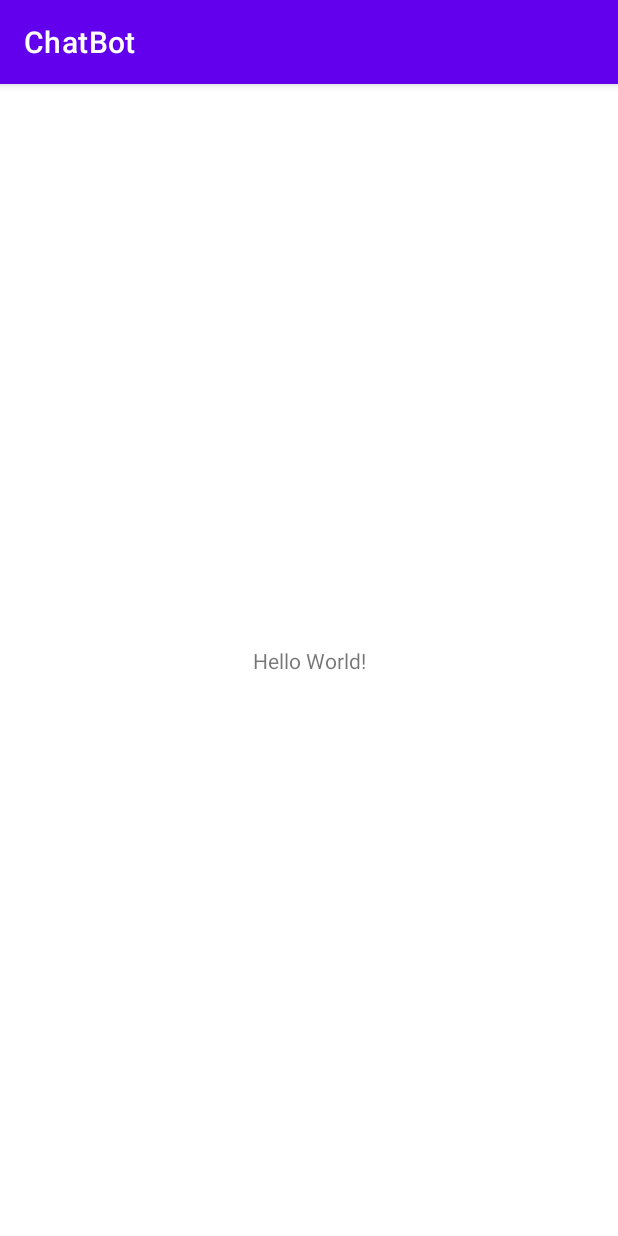
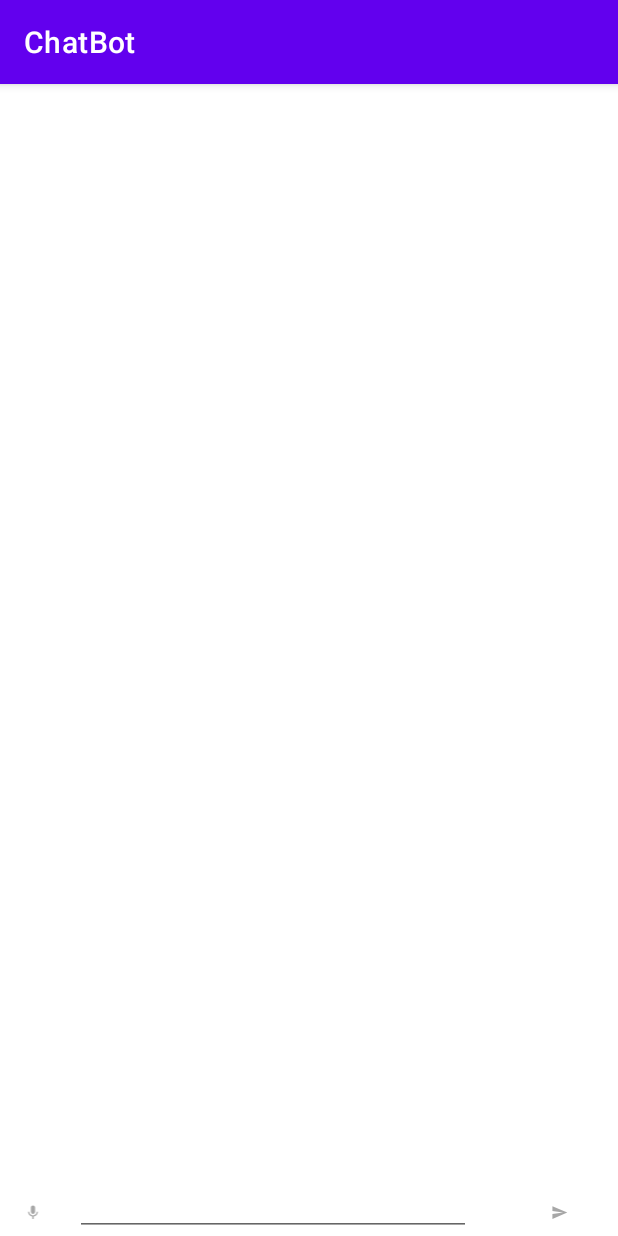
Before and after one commit to karthik1/ChatBot, an Android app: the screen it shows after launch (MainActivity), on a phone screen of 412 x 824 dp. Run offline under Robolectric (Android 15) with nearby library versions, the phone set to English and light mode, and no system bars; our stand-ins replace Dagger/Hilt's generated code, Room's generated code; 2 statements that could not run were skipped.

Commit message:
Adding other Generic files

```diff
--- a/app/src/main/java/com/example/chatbot/ui/ChatFragment.kt
+++ b/app/src/main/java/com/example/chatbot/ui/ChatFragment.kt
@@ -1,9 +1,131 @@
 package com.example.chatbot.ui
 
+import android.content.Context
+import android.os.Bundle
+import android.view.Menu
+import android.view.MenuInflater
+import android.view.MenuItem
+import android.view.View
 import androidx.fragment.app.Fragment
+import androidx.lifecycle.Observer
+import com.example.chatbot.R
+import com.example.chatbot.ui.state.ChatStateEvent.*
 import dagger.hilt.android.AndroidEntryPoint
+import javax.inject.Inject
 
 @AndroidEntryPoint
-class ChatFragment : Fragment() {
+class ChatFragment : Fragment(R.layout.fragment_chat) {
+
+
+    @Inject
+    lateinit var chatViewModel: ChatViewModel
+
+    val editTextString: String? = null
+
+    lateinit var dataStateHandler: DataStateListener
+
+    override fun onViewCreated(view: View, savedInstanceState: Bundle?) {
+        super.onViewCreated(view, savedInstanceState)
+        setHasOptionsMenu(true) //Create a menu with 2 chat windows item and one new window item
+
+        subscribeObservers()
+        initRecyclerViewAdapter()
+
+    }
+
+
+    private fun subscribeObservers() {
+
+        chatViewModel.dataState.observe(viewLifecycleOwner, Observer {dataState ->
+
+            dataStateHandler.onDataStateChange(dataState)
+
+            dataState.data?.let { data ->
+
+                data.data?.let { event ->
+
+                    event.getContentIfNotHandled()?.let { chatViewState ->
+                        chatViewState.chatList?.let {
+
+                            // Update viewstate() in the viewmodel
+                        }
+
+                        chatViewState.text?.let {
+
+                            // Update viewstate() in the viewmodel
+                        }
+                    }
+                }
+            }
+        })
+
+        chatViewModel.viewState.observe(viewLifecycleOwner, Observer { chatViewState ->
+
+            chatViewState.chatList?.let {
+
+                // Update the RecyclerView
+            }
+
+            chatViewState.text?.let {
+
+                // update the Edittext
+
+                //Later change it to HashMap To accomodate Multiple Windows
+
+            }
+
+        })
+
+    }
+
+    private fun initRecyclerViewAdapter() {
+        TODO("Not yet implemented")
+    }
+
+
+    private fun triggerLoadChatWindowEvent() {
+
+        //Store the text if ter is any in the editted -- Later change it to hashmap
+        chatViewModel.setStateEvent(SwitchChatWindowEvent());
+    }
+
+    private fun triggerNewChatWindowEvent() {
+
+        //Store the text if ter is any in the editted -- Later change it to hashmap
+        chatViewModel.setStateEvent(AddNewWindowEvent());
+    }
+
+    private fun triggerGetResponseEvent(message: String) {
+        println("trigger user")
+        chatViewModel.setStateEvent(GetResponseEvent(message));
+    }
+    //MENU RELATED
+
+    override fun onCreateOptionsMenu(menu: Menu, inflater: MenuInflater) {
+        super.onCreateOptionsMenu(menu, inflater)
+
+
+        // TODO --> Menu for MultipleWindows
+//        inflater.inflate(R.menu.main_menu, menu)
+    }
+
+    override fun onOptionsItemSelected(item: MenuItem): Boolean {
+        when (item.itemId) {
+
+
+            // TODO --> Menu item to create new window  or move to other window
+        }
+
+        return super.onOptionsItemSelected(item)
+    }
+
+    override fun onAttach(context: Context) {
+        super.onAttach(context)
+        try {
+            dataStateHandler = context as DataStateListener
+        } catch (e: ClassCastException) {
+            println("$context must implement DataStateListener")
+        }
+    }
 
 }
--- a/app/src/main/java/com/example/chatbot/ui/DataChangeListener.kt
+++ b/app/src/main/java/com/example/chatbot/ui/DataChangeListener.kt
@@ -4,4 +4,5 @@ import com.example.chatbot.util.DataState
 
 interface DataStateListener {
     fun onDataStateChange(dataState: DataState<*>?)
+
 }
--- a/app/src/main/java/com/example/chatbot/ui/MainActivity.kt
+++ b/app/src/main/java/com/example/chatbot/ui/MainActivity.kt
@@ -2,25 +2,74 @@ package com.example.chatbot.ui
 
 import androidx.appcompat.app.AppCompatActivity
 import android.os.Bundle
+import android.view.View
+import androidx.lifecycle.ViewModelProvider
 import com.example.chatbot.R
 import com.example.chatbot.repository.ChatRepository
+import com.example.chatbot.util.DataState
+import com.example.chatbot.util.DisplayType
 import dagger.hilt.android.AndroidEntryPoint
 import kotlinx.coroutines.coroutineScope
 import javax.inject.Inject
 
 @AndroidEntryPoint
-class MainActivity : AppCompatActivity() {
+class MainActivity : AppCompatActivity(), DataStateListener {
 
     @Inject
     lateinit var repository: ChatRepository
 
+    lateinit var viewModel: ChatViewModel
     override fun onCreate(savedInstanceState: Bundle?) {
         super.onCreate(savedInstanceState)
-        setContentView(R.layout.activity_main)
+        setContentView(R.layout.activity_chat)
 
 //        repository.getResponse()
-
+        viewModel = ViewModelProvider(this).get(ChatViewModel::class.java)
+        showMainFragment()
     }
 
+    private fun showMainFragment() {
+        supportFragmentManager
+            .beginTransaction()
+            .replace(R.id.fragment_container, ChatFragment(), "MainFragment")
+            .commit()
+    }
+
+    override fun onDataStateChange(dataState: DataState<*>?) {
+
+        dataState?.let {
+            // Handle loading
+            showProgressBar(dataState.loading.isLoading)
+
+            // Handle Message
+            dataState.error?.let { event ->
+                event.getContentIfNotHandled()?.let { stateError ->
+                    stateError.response?.let { display ->
+
+                        when (display.responseType) {
+
+                            is DisplayType.Dialog -> {
+
+                            }
+                            is DisplayType.Toast -> {
+
+                            }
+                        }
+
+
+                    }
+                }
+            }
+
+        }
+    }
+}
+
+fun showProgressBar(isVisible: Boolean) {
+    if (isVisible) {
+//        progress_bar.visibility = View.VISIBLE
+    } else {
+//        progress_bar.visibility = View.INVISIBLE
+    }
 
 }
--- /dev/null
+++ b/app/src/main/res/drawable/ic_mic.xml
@@ -0,0 +1,5 @@
+<vector android:height="24dp" android:tint="#A7A7A7"
+    android:viewportHeight="24" android:viewportWidth="24"
+    android:width="24dp" xmlns:android="http://schemas.android.com/apk/res/android">
+    <path android:fillColor="@android:color/white" android:pathData="M12,14c1.66,0 2.99,-1.34 2.99,-3L15,5c0,-1.66 -1.34,-3 -3,-3S9,3.34 9,5v6c0,1.66 1.34,3 3,3zM17.3,11c0,3 -2.54,5.1 -5.3,5.1S6.7,14 6.7,11L5,11c0,3.41 2.72,6.23 6,6.72L11,21h2v-3.28c3.28,-0.48 6,-3.3 6,-6.72h-1.7z"/>
+</vector>
--- /dev/null
+++ b/app/src/main/res/drawable/ic_send.xml
@@ -0,0 +1,5 @@
+<vector android:autoMirrored="true" android:height="24dp"
+    android:tint="#A7A7A7" android:viewportHeight="24"
+    android:viewportWidth="24" android:width="24dp" xmlns:android="http://schemas.android.com/apk/res/android">
+    <path android:fillColor="@android:color/white" android:pathData="M2.01,21L23,12 2.01,3 2,10l15,2 -15,2z"/>
+</vector>
--- /dev/null
+++ b/app/src/main/res/layout/activity_chat.xml
@@ -0,0 +1,29 @@
+<?xml version="1.0" encoding="utf-8"?>
+<androidx.constraintlayout.widget.ConstraintLayout
+    xmlns:android="http://schemas.android.com/apk/res/android"
+    xmlns:app="http://schemas.android.com/apk/res-auto"
+    xmlns:tools="http://schemas.android.com/tools"
+    android:layout_width="match_parent"
+    android:layout_height="match_parent"
+    tools:context=".ui.MainActivity"
+    android:background="#fff"
+    >
+
+    <FrameLayout
+        android:layout_width="match_parent"
+        android:layout_height="match_parent"
+        android:id="@+id/fragment_container"
+        />
+
+    <ProgressBar
+        android:layout_width="wrap_content"
+        android:layout_height="wrap_content"
+        android:id="@+id/progress_bar"
+        app:layout_constraintTop_toTopOf="parent"
+        app:layout_constraintBottom_toBottomOf="parent"
+        app:layout_constraintRight_toRightOf="parent"
+        app:layout_constraintLeft_toLeftOf="parent"
+        android:visibility="invisible"
+        />
+
+</androidx.constraintlayout.widget.ConstraintLayout>
--- a/app/src/main/res/layout/activity_main.xml
+++ /dev/null
@@ -1,18 +0,0 @@
-<?xml version="1.0" encoding="utf-8"?>
-<androidx.constraintlayout.widget.ConstraintLayout xmlns:android="http://schemas.android.com/apk/res/android"
-    xmlns:app="http://schemas.android.com/apk/res-auto"
-    xmlns:tools="http://schemas.android.com/tools"
-    android:layout_width="match_parent"
-    android:layout_height="match_parent"
-    tools:context=".ui.MainActivity">
-
-    <TextView
-        android:layout_width="wrap_content"
-        android:layout_height="wrap_content"
-        android:text="Hello World!"
-        app:layout_constraintBottom_toBottomOf="parent"
-        app:layout_constraintLeft_toLeftOf="parent"
-        app:layout_constraintRight_toRightOf="parent"
-        app:layout_constraintTop_toTopOf="parent" />
-
-</androidx.constraintlayout.widget.ConstraintLayout>
--- /dev/null
+++ b/app/src/main/res/layout/fragment_chat.xml
@@ -0,0 +1,66 @@
+<?xml version="1.0" encoding="utf-8"?>
+<RelativeLayout xmlns:android="http://schemas.android.com/apk/res/android"
+    xmlns:app="http://schemas.android.com/apk/res-auto"
+    xmlns:tools="http://schemas.android.com/tools"
+    android:layout_width="match_parent"
+    android:layout_height="wrap_content"
+    app:layout_behavior="@string/appbar_scrolling_view_behavior"
+    tools:context=".ui.MainActivity"
+    >
+
+    <androidx.recyclerview.widget.RecyclerView
+        android:id="@+id/recycler_view"
+        android:layout_width="match_parent"
+        android:layout_height="wrap_content"
+        android:layout_marginBottom="50dp"
+        android:scrollbars="vertical"
+        app:layout_behavior="@string/appbar_scrolling_view_behavior" />
+
+    <LinearLayout
+        android:layout_width="match_parent"
+        android:layout_height="wrap_content"
+        android:layout_alignParentStart="true"
+        android:layout_alignParentBottom="true"
+        android:background="@android:color/white"
+        android:orientation="horizontal"
+        android:weightSum="4">
+
+        <androidx.appcompat.widget.AppCompatImageButton
+            android:id="@+id/btn_record"
+            android:layout_width="wrap_content"
+            android:layout_height="match_parent"
+            android:layout_marginBottom="10dp"
+            android:background="@null"
+            android:elevation="0dp"
+            android:paddingLeft="10dp"
+            android:scaleType="fitCenter"
+            android:src="@drawable/ic_mic" />
+
+        <EditText
+            android:id="@+id/message"
+            android:layout_width="0dp"
+            android:layout_height="match_parent"
+            android:layout_marginLeft="16dp"
+            android:layout_marginRight="10dp"
+            android:layout_weight="3"
+
+            android:hint="@string/enter_here"
+            android:lines="1"
+            android:paddingLeft="10dp" />
+
+        <androidx.appcompat.widget.AppCompatImageButton
+            android:id="@+id/btn_send"
+            android:layout_width="0dp"
+            android:layout_height="11dp"
+            android:layout_marginBottom="10dp"
+            android:layout_weight="1"
+            android:background="@null"
+            android:elevation="0dp"
+            android:paddingLeft="10dp"
+            android:scaleType="fitCenter"
+            android:src="@drawable/ic_send" />
+
+
+    </LinearLayout>
+
+</RelativeLayout>
--- a/app/src/main/res/values/strings.xml
+++ b/app/src/main/res/values/strings.xml
@@ -1,3 +1,5 @@
 <resources>
     <string name="app_name">ChatBot</string>
+
+    <string name="enter_here">Enter here</string>
 </resources>
```
Also changed, not shown: app/src/main/java/com/example/chatbot/ui/ChatViewModel.kt (+70 -0 lines), app/src/main/java/com/example/chatbot/ui/state/ChatStateEvent.kt (+8 -1 lines).
